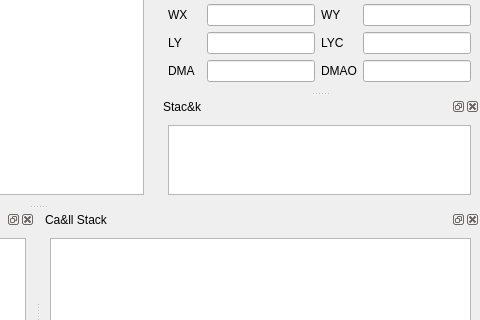
This is src/ui/Debugger/DebuggerWindow.ui in zlisinski/gbemu as Qt 5 draws it before an edit; both pictures show x 405 to 885 and y 350 to 670 of the 885 by 783 pixel window. The edited form follows.
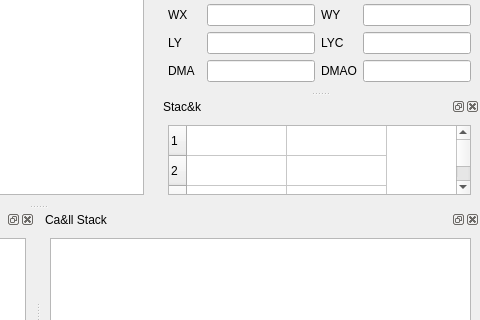
This is the edited form.

Commit message: Added stack view in the debugger.

What changed in the file:
```diff
--- a/src/ui/Debugger/DebuggerWindow.ui
+++ b/src/ui/Debugger/DebuggerWindow.ui
@@ -364,7 +364,29 @@
    <widget class="QWidget" name="dockWidgetContents_3">
     <layout class="QGridLayout" name="gridLayout_2">
      <item row="0" column="0">
-      <widget class="QTableView" name="stackView"/>
+      <widget class="QTableWidget" name="stackView">
+       <property name="rowCount">
+        <number>10</number>
+       </property>
+       <property name="columnCount">
+        <number>2</number>
+       </property>
+       <attribute name="horizontalHeaderVisible">
+        <bool>false</bool>
+       </attribute>
+       <row/>
+       <row/>
+       <row/>
+       <row/>
+       <row/>
+       <row/>
+       <row/>
+       <row/>
+       <row/>
+       <row/>
+       <column/>
+       <column/>
+      </widget>
      </item>
     </layout>
    </widget>
```
The commit also changes 2 other files.
